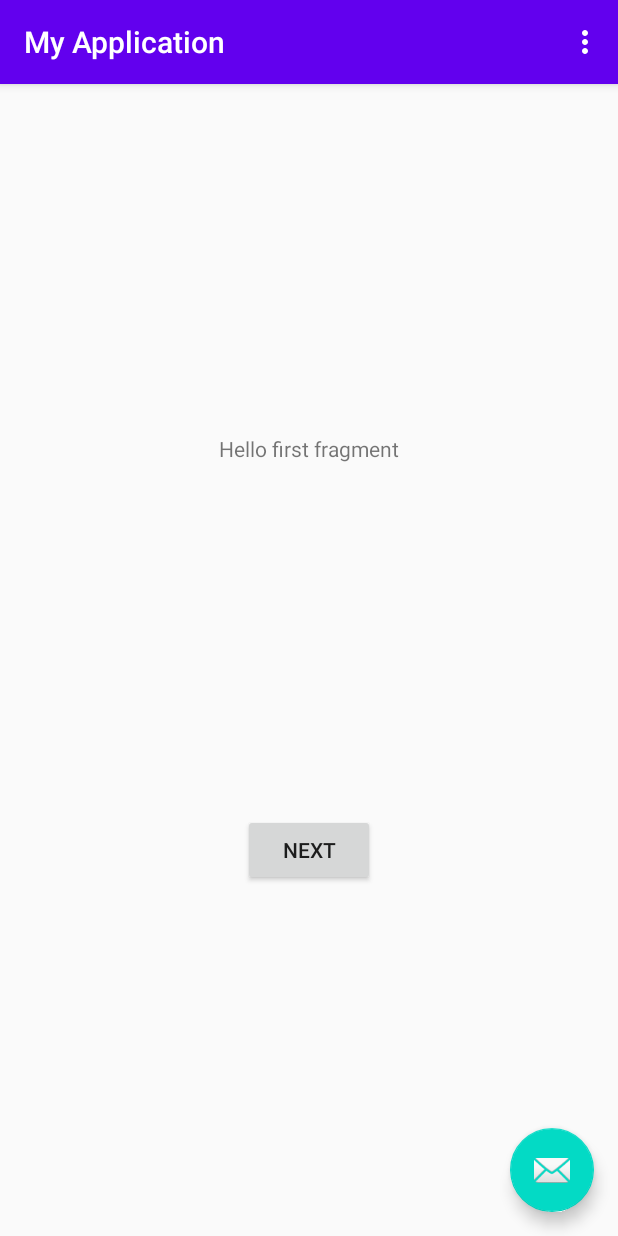
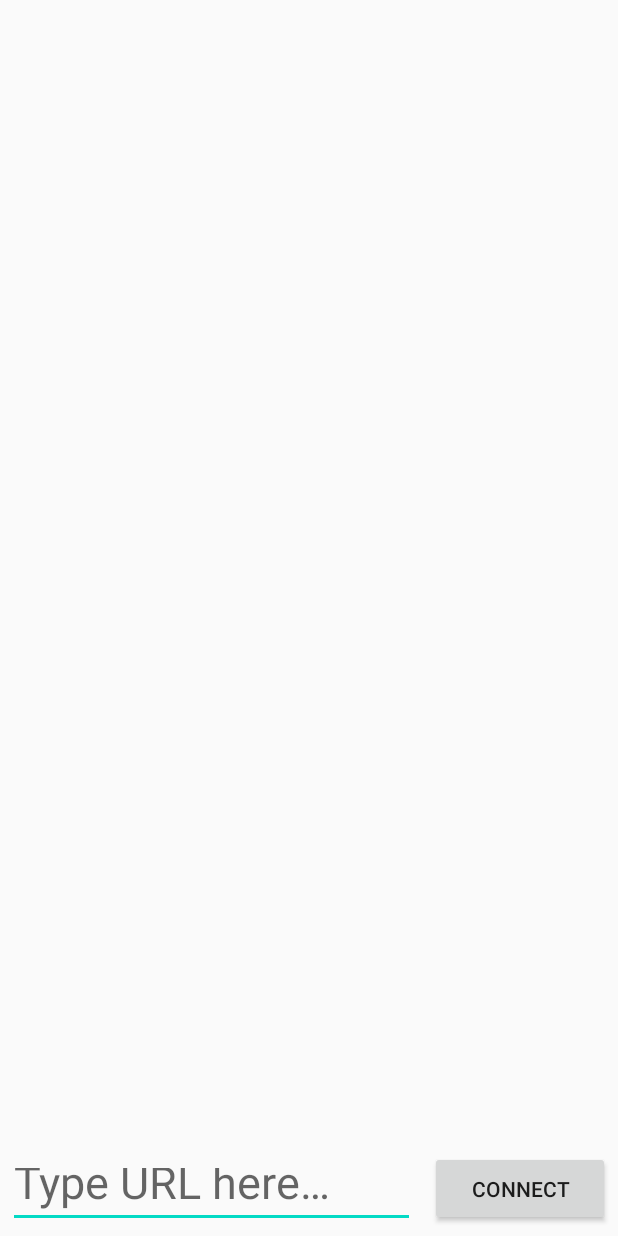
Before and after one commit to ofekbr/FlightMobileApp, an Android app: the screen it shows after launch (MainActivity before the commit, ConnectActivity after it), on a phone screen of 412 x 824 dp. Run offline under Robolectric (Android 15) with nearby library versions, the phone set to English and light mode, and no system bars.

```diff
--- a/app/src/main/AndroidManifest.xml
+++ b/app/src/main/AndroidManifest.xml
@@ -3,14 +3,14 @@
     package="com.example.myapplication">
 
     <application
-        android:allowBackup="true"
         android:icon="@mipmap/ic_launcher"
         android:label="@string/app_name"
         android:roundIcon="@mipmap/ic_launcher_round"
         android:supportsRtl="true"
         android:theme="@style/AppTheme">
+        <activity android:name=".ControlActivity" />
         <activity
-            android:name=".MainActivity"
+            android:name=".ConnectActivity"
             android:label="@string/app_name"
             android:theme="@style/AppTheme.NoActionBar">
             <intent-filter>
--- a/app/src/main/java/com/example/myapplication/FirstFragment.kt
+++ /dev/null
@@ -1,31 +0,0 @@
-package com.example.myapplication
-
-import android.os.Bundle
-import androidx.fragment.app.Fragment
-import android.view.LayoutInflater
-import android.view.View
-import android.view.ViewGroup
-import android.widget.Button
-import androidx.navigation.fragment.findNavController
-
-/**
- * A simple [Fragment] subclass as the default destination in the navigation.
- */
-class FirstFragment : Fragment() {
-
-    override fun onCreateView(
-            inflater: LayoutInflater, container: ViewGroup?,
-            savedInstanceState: Bundle?
-    ): View? {
-        // Inflate the layout for this fragment
-        return inflater.inflate(R.layout.fragment_first, container, false)
-    }
-
-    override fun onViewCreated(view: View, savedInstanceState: Bundle?) {
-        super.onViewCreated(view, savedInstanceState)
-
-        view.findViewById<Button>(R.id.button_first).setOnClickListener {
-            findNavController().navigate(R.id.action_FirstFragment_to_SecondFragment)
-        }
-    }
-}
--- a/app/src/main/java/com/example/myapplication/MainActivity.kt
+++ /dev/null
@@ -1,38 +0,0 @@
-package com.example.myapplication
-
-import android.os.Bundle
-import com.google.android.material.floatingactionbutton.FloatingActionButton
-import com.google.android.material.snackbar.Snackbar
-import androidx.appcompat.app.AppCompatActivity
-import android.view.Menu
-import android.view.MenuItem
-
-class MainActivity : AppCompatActivity() {
-
-    override fun onCreate(savedInstanceState: Bundle?) {
-        super.onCreate(savedInstanceState)
-        setContentView(R.layout.activity_main)
-        setSupportActionBar(findViewById(R.id.toolbar))
-
-        findViewById<FloatingActionButton>(R.id.fab).setOnClickListener { view ->
-            Snackbar.make(view, "Replace with your own action", Snackbar.LENGTH_LONG)
-                    .setAction("Action", null).show()
-        }
-    }
-
-    override fun onCreateOptionsMenu(menu: Menu): Boolean {
-        // Inflate the menu; this adds items to the action bar if it is present.
-        menuInflater.inflate(R.menu.menu_main, menu)
-        return true
-    }
-
-    override fun onOptionsItemSelected(item: MenuItem): Boolean {
-        // Handle action bar item clicks here. The action bar will
-        // automatically handle clicks on the Home/Up button, so long
-        // as you specify a parent activity in AndroidManifest.xml.
-        return when (item.itemId) {
-            R.id.action_settings -> true
-            else -> super.onOptionsItemSelected(item)
-        }
-    }
-}
--- a/app/src/main/res/layout/activity_main.xml
+++ b/app/src/main/res/layout/activity_main.xml
@@ -1,33 +1,44 @@
 <?xml version="1.0" encoding="utf-8"?>
-<androidx.coordinatorlayout.widget.CoordinatorLayout xmlns:android="http://schemas.android.com/apk/res/android"
+<androidx.constraintlayout.widget.ConstraintLayout xmlns:android="http://schemas.android.com/apk/res/android"
     xmlns:app="http://schemas.android.com/apk/res-auto"
     xmlns:tools="http://schemas.android.com/tools"
+    android:id="@+id/coordinatorLayout"
     android:layout_width="match_parent"
     android:layout_height="match_parent"
-    tools:context=".MainActivity">
+    tools:context=".ConnectActivity">
 
-    <com.google.android.material.appbar.AppBarLayout
-        android:layout_width="match_parent"
-        android:layout_height="wrap_content"
-        android:theme="@style/AppTheme.AppBarOverlay">
+    <Button
+        android:id="@+id/connectButton"
+        android:layout_width="120dp"
+        android:layout_height="50dp"
+        android:layout_marginEnd="5dp"
+        android:layout_marginRight="5dp"
+        android:onClick="connect"
+        android:text="@string/connect"
+        app:layout_constraintBottom_toBottomOf="parent"
+        app:layout_constraintEnd_toEndOf="parent"
+        app:layout_constraintTop_toTopOf="parent"
+        app:layout_constraintVertical_bias="0.991" />
 
-        <androidx.appcompat.widget.Toolbar
-            android:id="@+id/toolbar"
-            android:layout_width="match_parent"
-            android:layout_height="?attr/actionBarSize"
-            android:background="?attr/colorPrimary"
-            app:popupTheme="@style/AppTheme.PopupOverlay" />
-
-    </com.google.android.material.appbar.AppBarLayout>
-
-    <include layout="@layout/content_main" />
-
-    <com.google.android.material.floatingactionbutton.FloatingActionButton
-        android:id="@+id/fab"
-        android:layout_width="wrap_content"
-        android:layout_height="wrap_content"
-        android:layout_gravity="bottom|end"
-        android:layout_margin="@dimen/fab_margin"
-        app:srcCompat="@android:drawable/ic_dialog_email" />
-
-</androidx.coordinatorlayout.widget.CoordinatorLayout>
+    <EditText
+        android:id="@+id/URLText"
+        android:layout_width="0dp"
+        android:layout_height="50dp"
+        android:layout_marginStart="5dp"
+        android:layout_marginLeft="5dp"
+        android:layout_marginEnd="10dp"
+        android:layout_marginRight="10dp"
+        android:layout_marginBottom="5dp"
+        android:autofillHints=""
+        android:ems="10"
+        android:gravity="center_vertical"
+        android:hint="@string/type_URL"
+        android:inputType="textUri|none"
+        android:textSize="30sp"
+        app:layout_constraintBottom_toBottomOf="parent"
+        app:layout_constraintEnd_toStartOf="@+id/connectButton"
+        app:layout_constraintHorizontal_bias="1.0"
+        app:layout_constraintStart_toStartOf="parent"
+        app:layout_constraintTop_toTopOf="parent"
+        app:layout_constraintVertical_bias="1.0" />
+</androidx.constraintlayout.widget.ConstraintLayout>
--- a/app/src/main/res/layout/content_main.xml
+++ /dev/null
@@ -1,19 +0,0 @@
-<?xml version="1.0" encoding="utf-8"?>
-<androidx.constraintlayout.widget.ConstraintLayout xmlns:android="http://schemas.android.com/apk/res/android"
-    xmlns:app="http://schemas.android.com/apk/res-auto"
-    android:layout_width="match_parent"
-    android:layout_height="match_parent"
-    app:layout_behavior="@string/appbar_scrolling_view_behavior">
-
-    <fragment
-        android:id="@+id/nav_host_fragment"
-        android:name="androidx.navigation.fragment.NavHostFragment"
-        android:layout_width="0dp"
-        android:layout_height="0dp"
-        app:defaultNavHost="true"
-        app:layout_constraintBottom_toBottomOf="parent"
-        app:layout_constraintLeft_toLeftOf="parent"
-        app:layout_constraintRight_toRightOf="parent"
-        app:layout_constraintTop_toTopOf="parent"
-        app:navGraph="@navigation/nav_graph" />
-</androidx.constraintlayout.widget.ConstraintLayout>
--- a/app/src/main/res/layout/fragment_first.xml
+++ /dev/null
@@ -1,28 +0,0 @@
-<?xml version="1.0" encoding="utf-8"?>
-<androidx.constraintlayout.widget.ConstraintLayout xmlns:android="http://schemas.android.com/apk/res/android"
-    xmlns:app="http://schemas.android.com/apk/res-auto"
-    xmlns:tools="http://schemas.android.com/tools"
-    android:layout_width="match_parent"
-    android:layout_height="match_parent"
-    tools:context=".FirstFragment">
-
-    <TextView
-        android:id="@+id/textview_first"
-        android:layout_width="wrap_content"
-        android:layout_height="wrap_content"
-        android:text="@string/hello_first_fragment"
-        app:layout_constraintBottom_toTopOf="@id/button_first"
-        app:layout_constraintEnd_toEndOf="parent"
-        app:layout_constraintStart_toStartOf="parent"
-        app:layout_constraintTop_toTopOf="parent" />
-
-    <Button
-        android:id="@+id/button_first"
-        android:layout_width="wrap_content"
-        android:layout_height="wrap_content"
-        android:text="@string/next"
-        app:layout_constraintBottom_toBottomOf="parent"
-        app:layout_constraintEnd_toEndOf="parent"
-        app:layout_constraintStart_toStartOf="parent"
-        app:layout_constraintTop_toBottomOf="@id/textview_first" />
-</androidx.constraintlayout.widget.ConstraintLayout>
--- a/app/src/main/res/menu/menu_main.xml
+++ b/app/src/main/res/menu/menu_main.xml
@@ -1,7 +1,7 @@
 <menu xmlns:android="http://schemas.android.com/apk/res/android"
     xmlns:app="http://schemas.android.com/apk/res-auto"
     xmlns:tools="http://schemas.android.com/tools"
-    tools:context="com.example.myapplication.MainActivity">
+    tools:context="com.example.myapplication.ConnectActivity">
     <item
         android:id="@+id/action_settings"
         android:orderInCategory="100"
--- a/app/src/main/res/values/strings.xml
+++ b/app/src/main/res/values/strings.xml
@@ -7,6 +7,7 @@
     <string name="next">Next</string>
     <string name="previous">Previous</string>
 
-    <string name="hello_first_fragment">Hello first fragment</string>
-    <string name="hello_second_fragment">Hello second fragment. Arg: %1$s</string>
+    <string name="type_URL">Type URL here…</string>
+    <string name="connect">Connect</string>
+    <string name="new_text">control activity</string>
 </resources>
```
Also changed, not shown: app/src/main/java/com/example/myapplication/ConnectActivity.kt (added, +23 -0 lines), app/src/main/java/com/example/myapplication/ControlActivity.kt (added, +15 -0 lines), app/src/main/java/com/example/myapplication/SecondFragment.kt (deleted, +0 -31 lines), app/src/main/res/layout/fragment_second.xml (deleted, +0 -27 lines), 2 other files.
